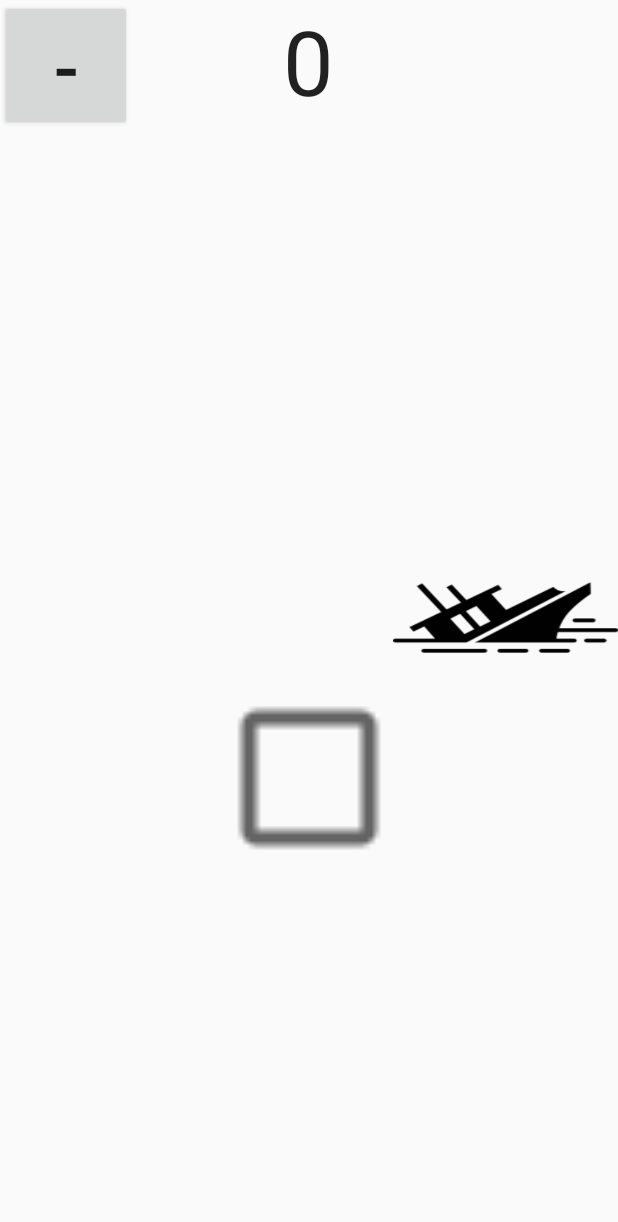
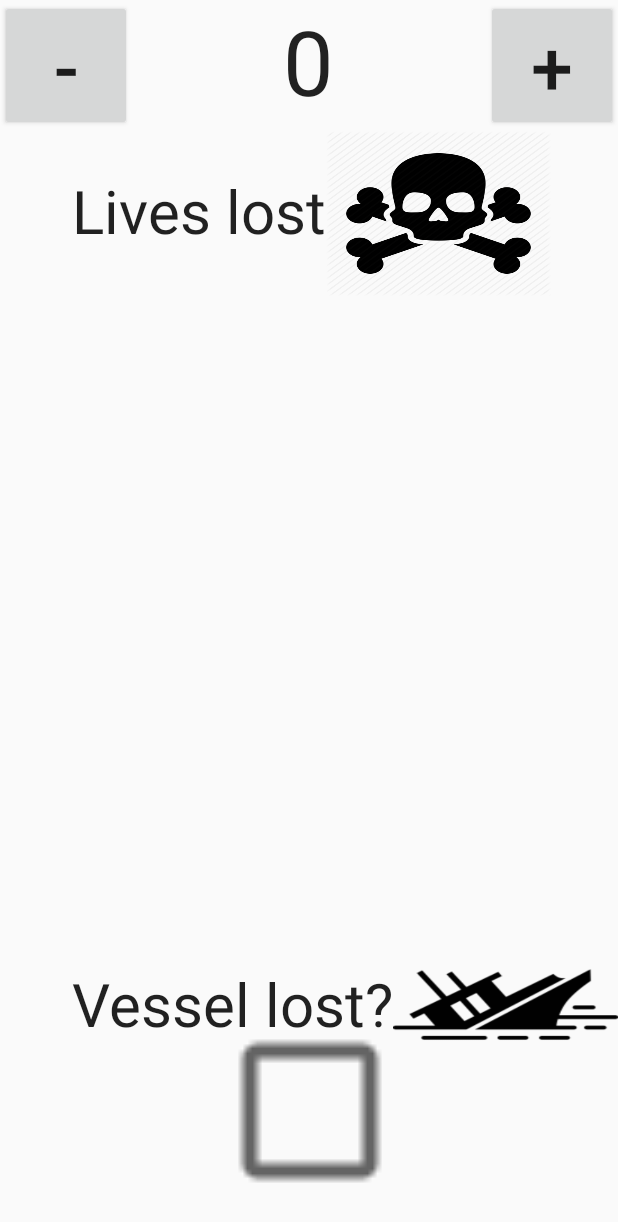
Before and after one commit to bournemouth2016/team-2, an Android app: the layout consequences.xml on its own in the app's theme, with its tools: preview values and no code run, on a phone screen of 412 x 824 dp. Shown: the top 1222 px of the screen. Run offline under Robolectric (Android 15) with nearby library versions, the phone set to English and light mode, and no system bars.

```diff
--- a/help/app/src/main/res/layout/consequences.xml
+++ b/help/app/src/main/res/layout/consequences.xml
@@ -2,67 +2,6 @@
 <RelativeLayout xmlns:android="http://schemas.android.com/apk/res/android"
     android:orientation="vertical" android:layout_width="match_parent"
     android:layout_height="match_parent">
-
-    <!--<TextView-->
-        <!--android:layout_width="wrap_content"-->
-        <!--android:layout_height="wrap_content"-->
-        <!--android:textAppearance="?android:attr/textAppearanceLarge"-->
-        <!--android:text="Lives lost"-->
-        <!--android:id="@+id/textView2"-->
-        <!--android:textSize="40dp"-->
-        <!--android:layout_alignBottom="@+id/imageView2"-->
-        <!--android:layout_toLeftOf="@+id/imageView2"-->
-        <!--android:layout_toStartOf="@+id/imageView2"-->
-        <!--android:layout_marginBottom="38dp" />-->
-    <!--<ImageView-->
-        <!--android:layout_width="150dp"-->
-        <!--android:layout_height="110dp"-->
-        <!--android:id="@+id/imageView2"-->
-        <!---->
-        <!--android:layout_alignParentTop="true"-->
-        <!--android:layout_alignParentRight="true"-->
-        <!--android:layout_alignParentEnd="true" />-->
-
-    <!--<Button-->
-        <!--android:layout_width="wrap_content"-->
-        <!--android:layout_height="wrap_content"-->
-        <!--android:text="+"-->
-        <!--android:id="@+id/increment_death"-->
-        <!--android:textSize="50sp"-->
-        <!--android:layout_below="@+id/imageView2"-->
-        <!--android:layout_alignLeft="@+id/textView2"-->
-        <!--android:layout_alignStart="@+id/textView2" />-->
-
-    <!--<Button-->
-        <!--android:layout_width="wrap_content"-->
-        <!--android:layout_height="wrap_content"-->
-        <!--android:text="-"-->
-        <!--android:id="@+id/button3"-->
-        <!--android:textSize="50sp"-->
-        <!--android:layout_below="@+id/textView2"-->
-        <!--android:layout_alignLeft="@+id/imageView2"-->
-        <!--android:layout_alignStart="@+id/imageView2" />-->
-
-    <!--<TextView-->
-        <!--android:layout_width="wrap_content"-->
-        <!--android:layout_height="wrap_content"-->
-        <!--android:textAppearance="?android:attr/textAppearanceLarge"-->
-        <!--android:text="0"-->
-        <!--android:id="@+id/deaths"-->
-        <!--android:layout_alignBottom="@+id/increment_death"-->
-        <!--android:layout_centerHorizontal="true"-->
-        <!--android:textSize="60sp" />-->
-
-    <!--<TextView-->
-        <!--android:layout_width="wrap_content"-->
-        <!--android:layout_height="wrap_content"-->
-        <!--android:textAppearance="?android:attr/textAppearanceLarge"-->
-        <!--android:text="Vessel lost?"-->
-        <!--android:id="@+id/textView4"-->
-        <!--android:textSize="40sp"-->
-        <!--android:layout_centerVertical="true"-->
-        <!--android:layout_toLeftOf="@+id/imageView3"-->
-        <!--android:layout_toStartOf="@+id/imageView3" />-->
 
     <TextView
         android:layout_width="wrap_content"
@@ -73,51 +12,78 @@
         android:layout_centerHorizontal="true"
         android:textSize="60sp" />
 
-    <!--<ImageView-->
-        <!--android:layout_width="150dp"-->
-        <!--android:layout_height="110dp"-->
-        <!--android:id="@+id/imageView3"-->
-        <!--android:background="@drawable/sinking_icon"-->
-        <!--android:layout_centerVertical="true"-->
-        <!--android:layout_alignParentRight="true"-->
-        <!--android:layout_alignParentEnd="true" />-->
+    <ImageView
+        android:layout_width="150dp"
+        android:layout_height="110dp"
+        android:id="@+id/imageView3"
+        android:background="@drawable/sinking_icon"
+        android:layout_above="@+id/vesselLost"
+        android:layout_alignParentRight="true"
+        android:layout_alignParentEnd="true" />
 
-    <!--<CheckBox-->
-        <!--android:layout_width="wrap_content"-->
-        <!--android:layout_height="wrap_content"-->
-        <!--android:id="@+id/vesselLost"-->
-        <!--android:layout_below="@+id/imageView3"-->
-        <!--android:layout_centerHorizontal="true"-->
-        <!--android:layout_marginTop="36dp"-->
-        <!--android:checked="false"-->
-        <!--android:scaleX="5"-->
-        <!--android:scaleY="5"/>-->
+    <TextView
+        android:layout_width="wrap_content"
+        android:layout_height="wrap_content"
+        android:textAppearance="?android:attr/textAppearanceLarge"
+        android:text="Vessel lost?"
+        android:id="@+id/textView4"
+        android:textSize="40sp"
+        android:layout_alignTop="@+id/imageView3"
+        android:layout_toLeftOf="@+id/imageView3"
+        android:layout_toStartOf="@+id/imageView3"
+        android:layout_marginTop="27dp" />
+
+    <CheckBox
+        android:layout_width="wrap_content"
+        android:layout_height="wrap_content"
+        android:id="@+id/vesselLost"
+        android:checked="false"
+        android:scaleX="5"
+        android:scaleY="5"
+        android:layout_marginBottom="67dp"
+        android:layout_alignParentBottom="true"
+        android:layout_alignRight="@+id/deaths"
+        android:layout_alignEnd="@+id/deaths" />
+
+    <TextView
+        android:layout_width="wrap_content"
+        android:layout_height="wrap_content"
+        android:textAppearance="?android:attr/textAppearanceLarge"
+        android:text="Lives lost"
+        android:id="@+id/textView2"
+        android:textSize="40dp"
+        android:layout_marginTop="26dp"
+        android:layout_below="@+id/decrement_death"
+        android:layout_alignLeft="@+id/textView4"
+        android:layout_alignStart="@+id/textView4" />
+
+    <ImageView
+        android:layout_width="150dp"
+        android:layout_height="110dp"
+        android:id="@+id/imageView2"
+        android:background= "@drawable/death_icon"
+        android:layout_below="@+id/increment_death"
+        android:layout_toRightOf="@+id/textView2"
+        android:layout_toEndOf="@+id/textView2" />
+
+    <Button
+        android:layout_width="wrap_content"
+        android:layout_height="wrap_content"
+        android:text="+"
+        android:id="@+id/increment_death"
+        android:textSize="50sp"
+        android:layout_alignParentTop="true"
+        android:layout_alignParentRight="true"
+        android:layout_alignParentEnd="true" />
 
     <Button
         android:layout_width="wrap_content"
         android:layout_height="wrap_content"
         android:text="-"
-        android:id="@+id/button3"
+        android:id="@+id/decrement_death"
         android:textSize="50sp"
-        android:layout_alignRight="@+id/toggleButton6" />
-    <ImageView
-        android:layout_width="150dp"
-        android:layout_height="110dp"
-        android:id="@+id/imageView3"
-        android:background="@drawable/sinking_icon"
-        android:layout_centerVertical="true"
-        android:layout_alignParentRight="true"
-        android:layout_alignParentEnd="true" />
-
-    <CheckBox
-        android:layout_width="wrap_content"
-        android:layout_height="wrap_content"
-        android:id="@+id/vesselLost"
-        android:layout_below="@+id/imageView3"
-        android:layout_centerHorizontal="true"
-        android:layout_marginTop="36dp"
-        android:checked="false"
-        android:scaleX="5"
-        android:scaleY="5" />
+        android:layout_alignParentTop="true"
+        android:layout_alignParentLeft="true"
+        android:layout_alignParentStart="true" />
 
 </RelativeLayout>
```
Also changed, not shown: help/app/src/main/java/com/example/nedelev/helpplease/Incident.java (added, +74 -0 lines).
